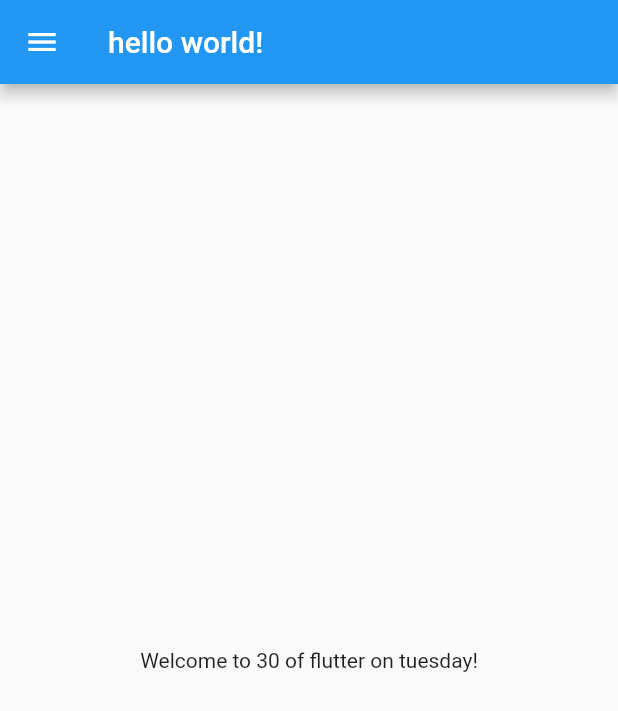
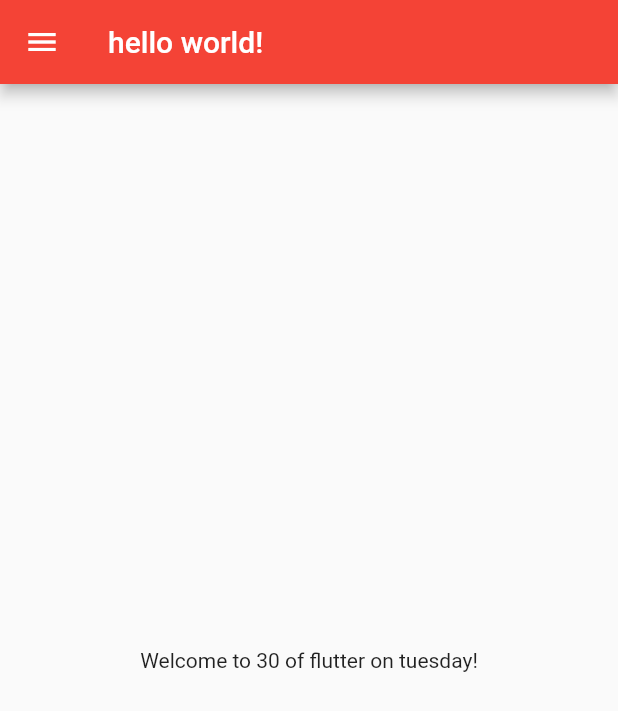
Before and after one commit to Decode749/60daysOfFlutter, a Flutter app: the screen it shows after launch, on a phone screen of 412 x 824 dp. Shown: the top 711 px of the screen. Run offline on Flutter 3.47's test engine with Material 2 defaults, Android fonts, the phone set to English and light mode, and no system bars.

Commit message:
DAY-3 completed

```diff
--- a/flutter_catalog/lib/main.dart
+++ b/flutter_catalog/lib/main.dart
@@ -1,5 +1,6 @@
 import 'package:flutter/material.dart';
-import 'package:flutter_catalog/home_page.dart';
+import 'package:flutter_catalog/pages/home_page.dart';
+import 'package:flutter_catalog/pages/login_page.dart';
 
 void main(){
   runApp(MyApp());
@@ -12,7 +13,22 @@ class MyApp extends StatelessWidget {
   Widget build(BuildContext context) {
 
     return MaterialApp(
-      home: HOMEPAGE(),
+
+      themeMode: ThemeMode.light,
+      theme: ThemeData(
+        primarySwatch: Colors.red
+      ),
+      darkTheme: ThemeData(
+        brightness:Brightness.dark
+      ),
+      initialRoute: "/Home",
+
+      routes: {
+        "/": (context) => LoginPage(),
+        "/Home":(context) => HOMEPAGE(),
+        "/Login":(context) => LoginPage(),
+
+      },
     );
   }
 }
```
Also changed, not shown: flutter_catalog/lib/pages/login_page.dart (added, +23 -0 lines), flutter_catalog/lib/pages/home_page.dart (renamed from flutter_catalog/lib/home_page.dart).
